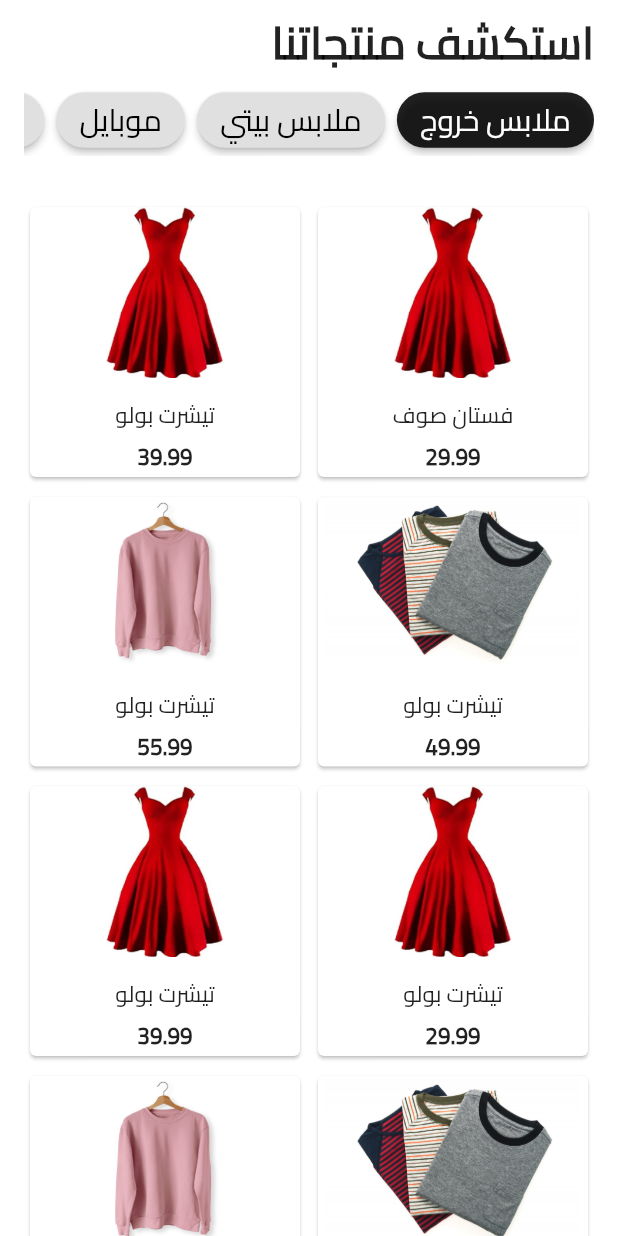
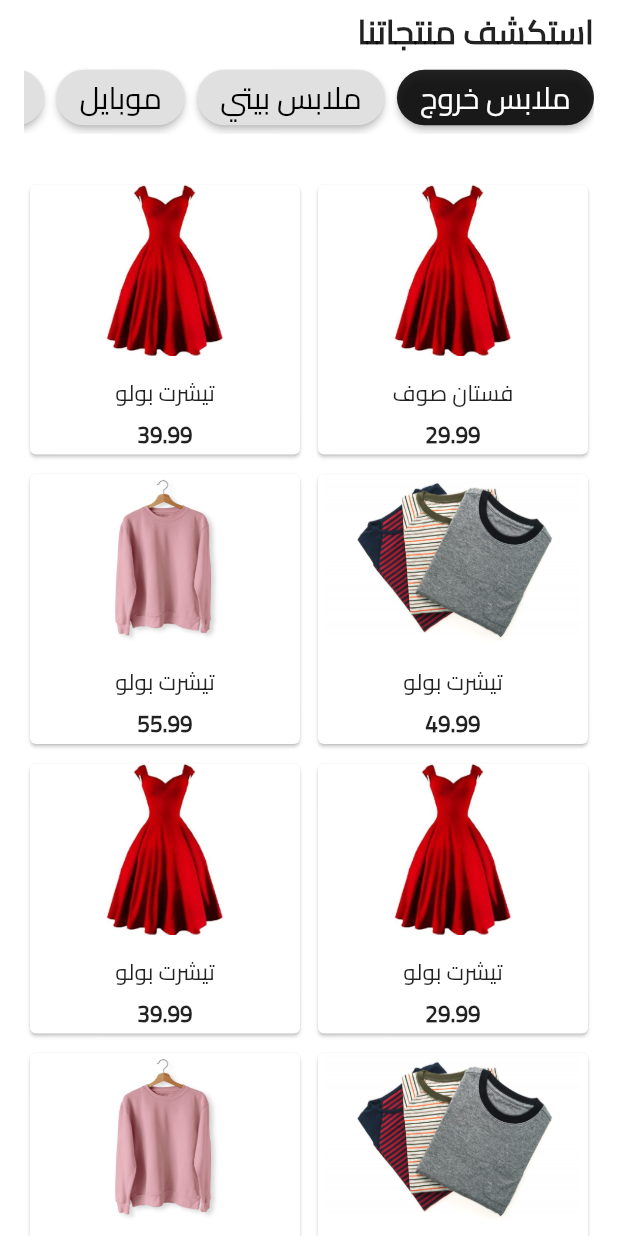
Before and after one commit to ahmedaadel/trendline, a Flutter app: the CatalogScreen screen opened directly, on a phone screen of 412 x 824 dp. Run offline on Flutter 3.47's test engine with Material 2 defaults, Android fonts, the phone set to English and light mode, and no system bars; our stand-ins replace flutter_bloc, flutter_iconly, fluttertoast, iconly, shared_preferences, smooth_page_indicator; accounts and stored records are empty.

Commit message:
dawly's commit

```diff
--- a/lib/NavBar/Catalog.dart
+++ b/lib/NavBar/Catalog.dart
@@ -21,26 +21,26 @@ class _CatalogScreenState extends State<CatalogScreen> {
 
     List<ProductSize> size = [ProductSize.s, ProductSize.m ,ProductSize.xl];
     List<ProductSize> size2 = [ProductSize.s, ProductSize.xxl ,ProductSize.xl];
+    List<Color> colors = [ Colors.red ,Colors.amber , Colors.blue , Colors.white , Colors.green , Colors.purple , Colors.yellow , Colors.black38];
     final List<Product> products = [
-      Product('فستان صوف', 'Description for Shirt 1', 29.99,
-          AssetImage('assets/images/clothes2.jpg'), ProductsType.clothes,size ),
-      Product('تيشرت بولو', 'Description for Shirt 2', 39.99,
-          AssetImage('assets/images/clothes2.jpg'), ProductsType.clothes , size),
-      Product('تيشرت بولو', 'Description for Shirt 3', 49.99,
-          AssetImage('assets/images/clothes3.jpg'), ProductsType.clothes , size),
-      Product('تيشرت بولو', 'Description for Shirt 4', 55.99,
-          AssetImage('assets/images/clothes4.jpg'), ProductsType.clothes , size2),
-      Product('تيشرت بولو', 'Description for Shirt 1', 29.99,
-          AssetImage('assets/images/clothes2.jpg'), ProductsType.clothes , size2),
-      Product('تيشرت بولو', 'Description for Shirt 2', 39.99,
-          AssetImage('assets/images/clothes2.jpg'), ProductsType.clothes , size2),
-      Product('فستان صوف', 'Description for Shirt 3', 49.99,
-          AssetImage('assets/images/clothes3.jpg'), ProductsType.clothes, size2),
-      Product('فستان صوف', 'Description for Shirt 4', 55.99,
-          AssetImage('assets/images/clothes4.jpg'), ProductsType.clothes, size2),
+      Product('فستان صوف', 'فستان خامه صوف ', 29.99,
+          const AssetImage('assets/images/clothes2.jpg'), ProductsType.clothes,size,colors ),
+      Product('تيشرت بولو', 'فستان خامه صوف', 39.99,
+          const AssetImage('assets/images/clothes2.jpg'), ProductsType.clothes , size,colors),
+      Product('تيشرت بولو', 'تيشرت بولو', 49.99,
+          const AssetImage('assets/images/clothes3.jpg'), ProductsType.clothes , size,colors),
+      Product('تيشرت بولو', 'فستان خامه صوف', 55.99,
+          const AssetImage('assets/images/clothes4.jpg'), ProductsType.clothes , size2,colors),
+      Product('تيشرت بولو', 'تيشرت بولو', 29.99,
+          const AssetImage('assets/images/clothes2.jpg'), ProductsType.clothes , size2,colors),
+      Product('تيشرت بولو', 'فستان خامه صوف', 39.99,
+          const AssetImage('assets/images/clothes2.jpg'), ProductsType.clothes , size2,colors),
+      Product('فستان صوف', 'فستان خامه صوف', 49.99,
+          const AssetImage('assets/images/clothes3.jpg'), ProductsType.clothes, size2,colors),
+      Product('فستان صوف', 'فستان خامه صوف', 55.99,
+          const AssetImage('assets/images/clothes4.jpg'), ProductsType.clothes, size2,colors),
       // Add more shirts as needed
     ];
-
 
     return Scaffold(
       body: Padding(
@@ -56,12 +56,13 @@ class _CatalogScreenState extends State<CatalogScreen> {
                   Text(
                     "استكشف منتجاتنا",
                     style: TextStyle(
-                        fontSize: 30,
+                        fontSize: 22,
                         fontWeight: FontWeight.bold,
                         fontFamily: "Cairo"),
                   ),
                 ],
               ),
+
               SingleChildScrollView(
                 scrollDirection: Axis.horizontal,
                 child: Row(
@@ -172,7 +173,7 @@ class _CatalogScreenState extends State<CatalogScreen> {
                 ),
               ),
               const SizedBox(height: 30),
-              Expanded(
+              Expanded (
                 child:GridView.builder(
                   gridDelegate: const SliverGridDelegateWithFixedCrossAxisCount(
                       crossAxisCount: 2,
@@ -182,8 +183,8 @@ class _CatalogScreenState extends State<CatalogScreen> {
                   ),
                   itemCount: products.length,
                   itemBuilder: (context, index) {
-                    return catalogCards(
-                        products[index], context);
+                    return catalogCards
+                      (products[index], context);
                   },
                 )
               )
--- a/lib/modules/components/description.dart
+++ b/lib/modules/components/description.dart
@@ -1,6 +1,7 @@
 import 'package:flutter/material.dart';
 
 import '../../models/ProductModel.dart';
+import '../../shared/components/constants.dart';
 
 class Description extends StatelessWidget {
   const Description({super.key, required this.product});
@@ -10,9 +11,8 @@ class Description extends StatelessWidget {
   Widget build(BuildContext context) {
     return Padding(
       padding: const EdgeInsets.symmetric(vertical: 20),
-      child: Text(
-        product.description,
-        style: TextStyle(height: 1.5),
+      child: Text(" الوصف : ${product.description}",
+        style:defaultTextStyle(),
       ),
     );
   }
--- a/lib/shared/components/constants.dart
+++ b/lib/shared/components/constants.dart
@@ -17,13 +17,22 @@ Color pressedTextColor = Colors.white;
 
 TextStyle catalogCardsTextStyle (int globalIntBetweenAllButtons,int choice)
 {
-     TextStyle mainTextStyle = TextStyle(
+  return TextStyle(
     color:  globalIntBetweenAllButtons == choice ? pressedTextColor : textColor,
     fontSize: 20.0,
     fontWeight: FontWeight.w500,
        fontFamily: "Cairo"
   );
-     return mainTextStyle ;
+}
+
+TextStyle defaultTextStyle ()
+{
+  return const  TextStyle(
+    color: Colors.black ,
+    fontFamily: "Cairo" ,
+    fontSize: 18 ,
+    fontWeight: FontWeight.w600
+  );
 }
 
 getAPPWidth(context,figma_width){
@@ -42,14 +51,12 @@ return (myApp*ratio);
 Widget catalogCards(Product product , context )
 {
   return InkWell(
-
     onTap: (){
       Navigator.push(
         context,
         MaterialPageRoute(
             builder: (context) => DetailsScreen(
                 product: product)));},
-    child: Container(
     child: Card(
       child: Column(
         mainAxisAlignment: MainAxisAlignment.center,
@@ -78,6 +85,5 @@ Widget catalogCards(Product product , context )
         ],
       ),
     ),
-    ),
   );
 }
```
Also changed, not shown: lib/models/ProductModel.dart (+40 -25 lines), lib/modules/DetailedScreen.dart (+33 -17 lines), lib/modules/components/AvailableColors.dart (added, +79 -0 lines), lib/modules/components/ProductImage.dart (added, +19 -0 lines), lib/modules/components/SizeOfProduct.dart (added, +58 -0 lines), lib/modules/components/add_to_cart.dart (deleted, +0 -53 lines), lib/modules/components/cart_counter.dart (deleted, +0 -66 lines), lib/modules/components/color_and_size.dart (deleted, +0 -44 lines), lib/modules/components/counter_with_fav_btn.dart (deleted, +0 -26 lines), lib/modules/components/product_title_with_image.dart (deleted, +0 -23 lines), lib/shared/components/components/components.dart (+1 -36 lines), lib/shop_cubit/ShopLayout.dart (+8 -1 lines). Lines whose indentation alone changed are shown as unchanged.
